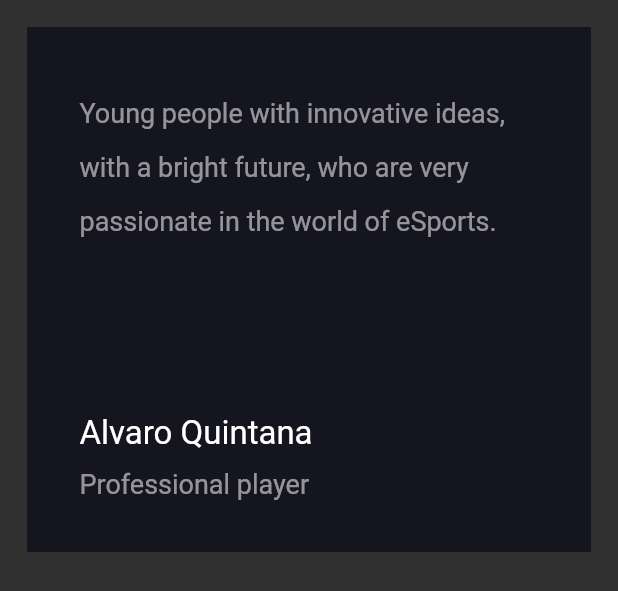
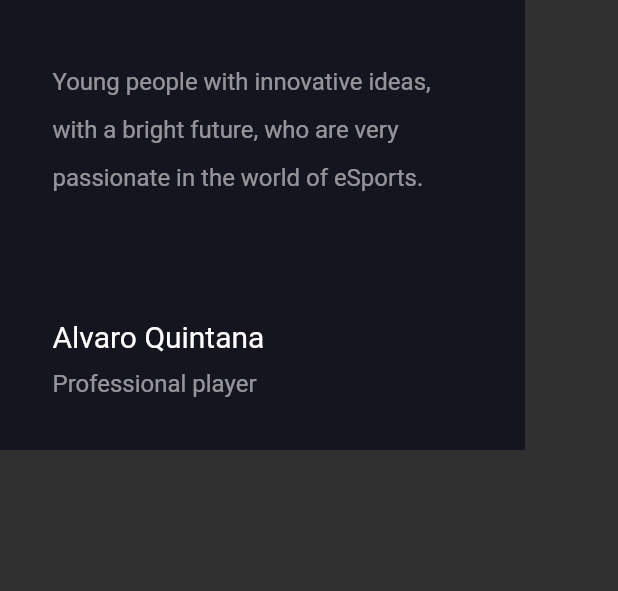
Before and after one commit to jonhygg99/Pandora-Gaming, a Flutter app: the TestimonialBox widget shown alone on an empty page, opened directly, on a phone screen of 412 x 824 dp. Shown: the top 591 px of the screen. Run offline on Flutter 3.47's test engine with Material 2 defaults, Android fonts, the phone set to English and light mode, and no system bars; our stand-ins replace font_awesome_flutter, responsive_builder.

Commit message:
Add resposnive for mobile and tablet but broke for desktop

```diff
--- /dev/null
+++ b/lib/views/Testimonials/constants.dart
@@ -0,0 +1,4 @@
+const double boxWidthDesktop = 450;
+const double boxWidthMobile = 350;
+const double boxHeightDesktop = 350;
+const double boxHeightMobile = 300;
--- a/lib/views/Testimonials/testimonial_box.dart
+++ b/lib/views/Testimonials/testimonial_box.dart
@@ -1,5 +1,8 @@
 import 'package:flutter/material.dart';
 import 'package:pandora_gaming/constants/color.dart';
+import 'package:responsive_builder/responsive_builder.dart';
+
+import 'constants.dart';
 
 class TestimonialBox extends StatelessWidget {
   final String testimonial;
@@ -14,12 +17,26 @@ class TestimonialBox extends StatelessWidget {
 
   @override
   Widget build(BuildContext context) {
-    return Padding(
-      padding: const EdgeInsets.all(18.0),
-      child: Container(
+    return ResponsiveBuilder(
+        builder: (context, sizingInformation) {
+          double fontSizeTestimony = 18;
+          double fontSizePerson = 22;
+          double fontSizeCompany = 18;
+          double boxWidth = boxWidthDesktop;
+          double boxHeight = boxHeightDesktop;
+
+      if (sizingInformation.deviceScreenType == DeviceScreenType.mobile || sizingInformation.deviceScreenType == DeviceScreenType.tablet) {
+        fontSizeTestimony = 16;
+        fontSizePerson = 20;
+        fontSizeCompany = 16;
+        boxWidth = boxWidthMobile;
+        boxHeight = boxHeightMobile;
+      }
+
+        return Container(
           color: kDarkBlue,
-        width: 450,
-        height: 350,
+          width: boxWidth,
+          height: boxHeight,
           child: Padding(
             padding: const EdgeInsets.all(35.0),
             child: Column(
@@ -29,26 +46,29 @@ class TestimonialBox extends StatelessWidget {
                 Text(
                   testimonial,
                   style:
-                const TextStyle(color: kDarkWhite, fontSize: 18, height: 2),
+                   TextStyle(
+                      color: kDarkWhite, fontSize: fontSizeTestimony, height: 2),
                 ),
                 Column(
                   crossAxisAlignment: CrossAxisAlignment.start,
                   children: [
                     Text(
                       person,
-                    style: const TextStyle(color: kWhite, fontSize: 22),
+                      style:  TextStyle(color: kWhite, fontSize: fontSizePerson),
                     ),
                     Container(height: 10),
                     Text(
                       company,
-                    style: const TextStyle(color: kDarkWhite, fontSize: 18),
+                      style:  TextStyle(
+                          color: kDarkWhite, fontSize: fontSizeCompany),
                     )
                   ],
                 ),
               ],
             ),
           ),
-      ),
+        );
+        }
     );
   }
 }
```
Also changed, not shown: lib/views/Testimonials/testimonials.dart (+71 -52 lines), lib/views/Testimonials/testimonies.dart (added, +28 -0 lines). Lines whose indentation alone changed are shown as unchanged.
